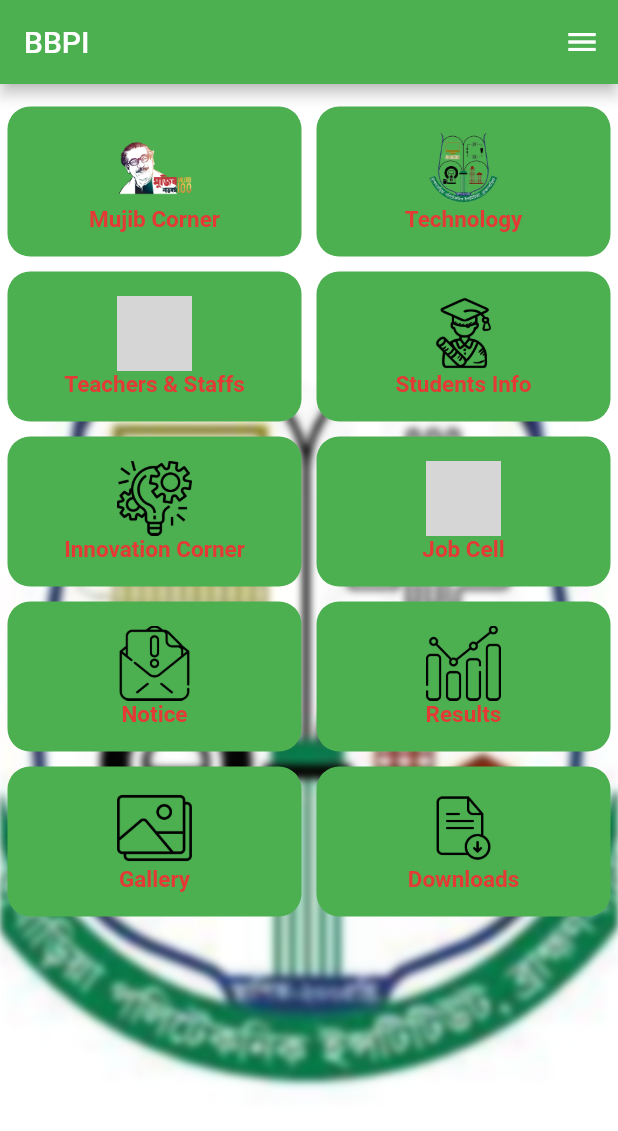
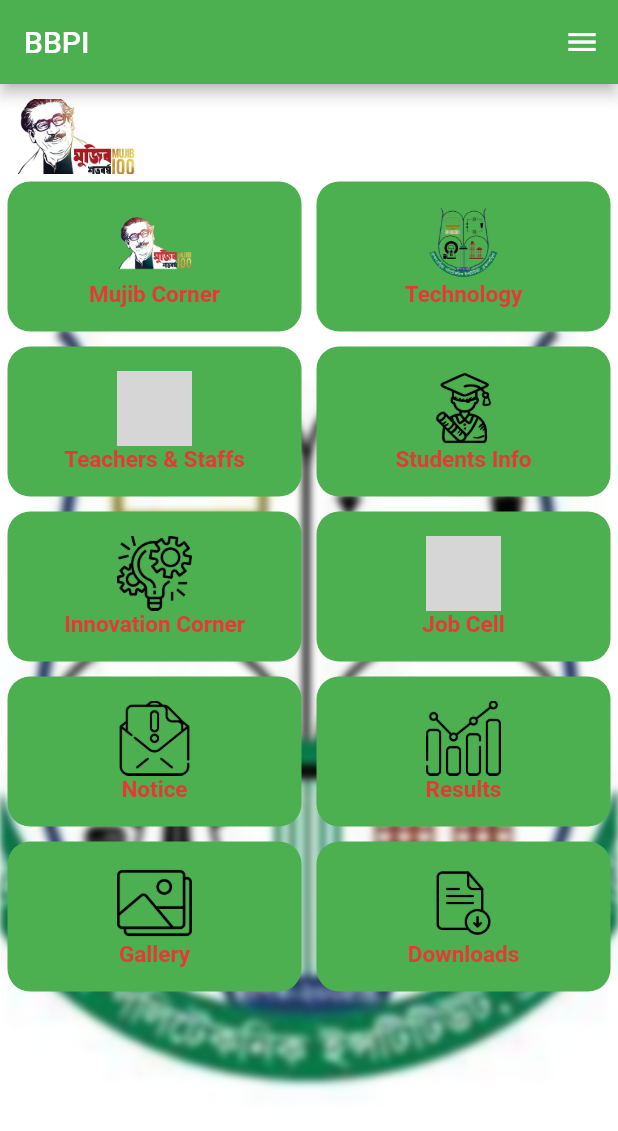
Before and after one commit to robiulsuni/BBPI, a Flutter app: the screen it shows after launch, on a phone screen of 412 x 824 dp. Shown: the top 1131 px of the screen. Run offline on Flutter 3.47's test engine with Material 2 defaults, Android fonts, the light colour scheme and no system bars; our stand-ins replace url_launcher_web; grey boxes are pictures that could not be loaded.

Commit message:
img hight width change

```diff
--- a/lib/screen/home_page.dart
+++ b/lib/screen/home_page.dart
@@ -35,6 +35,14 @@ class HomePage extends StatelessWidget {
                 children: [
                   SizedBox(
                     height: 10.0,
+                  ),
+                  Row(
+                    children: [
+                      Container(
+                          height: 50.0,
+                          width: 100.0,
+                          child: Image.asset('assets/images/_.jpg')),
+                    ],
                   ),
                   Row(
                     mainAxisAlignment: MainAxisAlignment.spaceAround,
--- a/lib/screen/teacher_details_view.dart
+++ b/lib/screen/teacher_details_view.dart
@@ -21,7 +21,10 @@ class TeacherDetailsView extends StatelessWidget {
             padding: const EdgeInsets.all(20.0),
             child: Column(
               children: [
-                Image.asset('${teacherinfo.img}'),
+                Container(
+                    height: 100.0,
+                    width: 150.0,
+                    child: Image.asset('${teacherinfo.img}')),
                 Center(child: Text('${teacherinfo.name}')),
                 Center(
                     child: Text(
--- a/pubspec.yaml
+++ b/pubspec.yaml
@@ -71,6 +71,7 @@ flutter:
     - assets/json/job.json
 
     - assets/images/bbpi_logo.png
+    - assets/images/_.jpg
 
 
 #icon
```
Also changed, not shown: assets/images/_.jpg (added), 1 other file.
